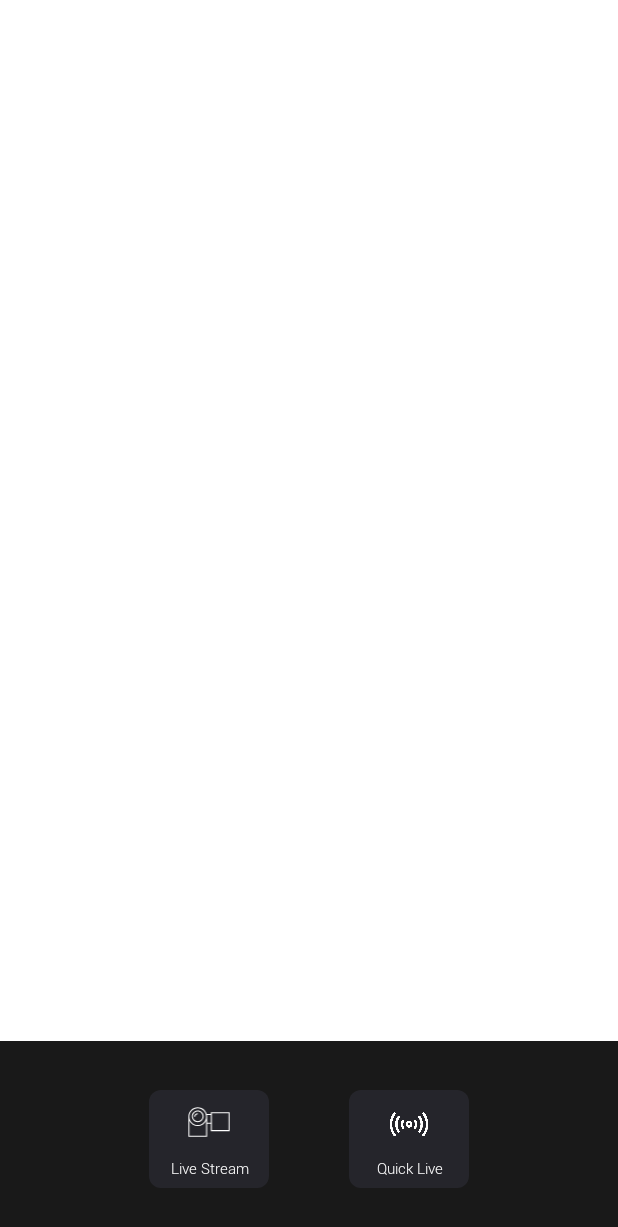
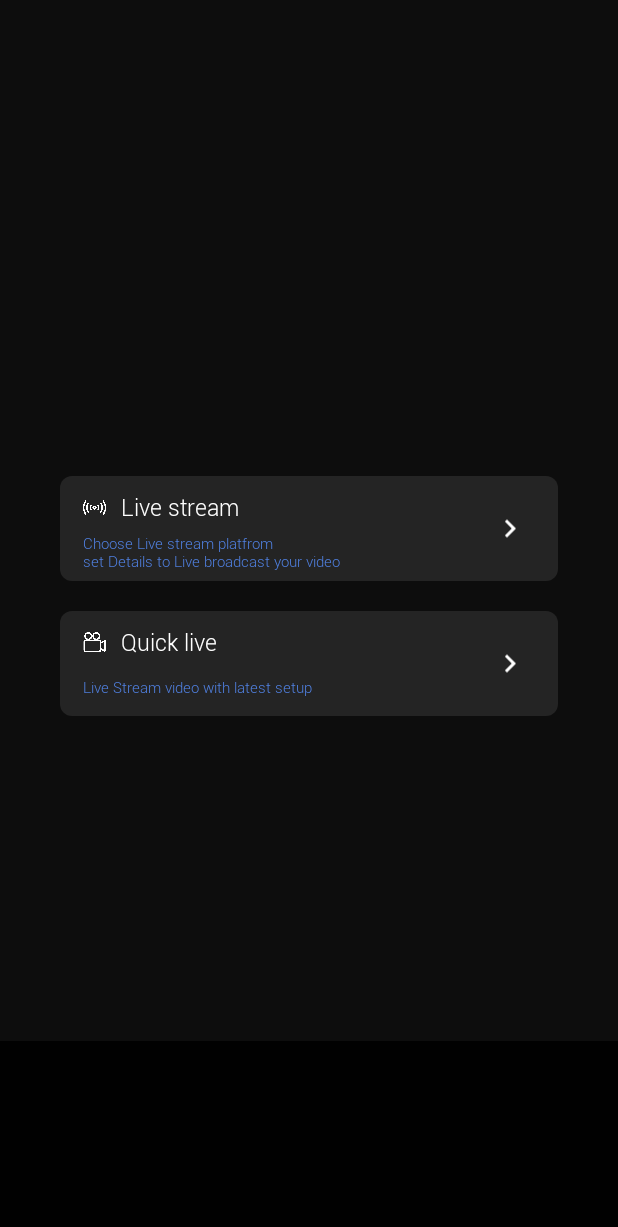
Before and after one commit to korangko/lenarv03, an Android app: the layout fragment_live.xml on its own in the app's theme, with its tools: preview values and no code run, on a phone screen of 412 x 824 dp. Shown: the top 1227 px of the screen. Run offline under Robolectric (Android 15) with nearby library versions, the phone set to English and light mode, and no system bars.

Commit message:
lenar 210707

```diff
--- a/app/src/main/java/com/example/lenarv03/utils/WifiConnect.java
+++ b/app/src/main/java/com/example/lenarv03/utils/WifiConnect.java
@@ -14,7 +14,7 @@
 
 public class WifiConnect {
 
-    public static Boolean LenarConnected = false;
+    public static Boolean LenarConnected = true;
     String LenarSSID = "KT_GiGA_5G_Wave2_6613";
 
 
--- /dev/null
+++ b/app/src/main/res/drawable/ic_next.xml
@@ -0,0 +1,5 @@
+<vector android:height="24dp" android:tint="#FFFFFF"
+    android:viewportHeight="24" android:viewportWidth="24"
+    android:width="24dp" xmlns:android="http://schemas.android.com/apk/res/android">
+    <path android:fillColor="@android:color/white" android:pathData="M10,6L8.59,7.41 13.17,12l-4.58,4.59L10,18l6,-6z"/>
+</vector>
--- a/app/src/main/res/drawable/shape_roundsquare.xml
+++ b/app/src/main/res/drawable/shape_roundsquare.xml
@@ -10,6 +10,6 @@
         />
 
     <solid
-        android:color="#1A9595CC"
+        android:color="#B32E2E2E"
         />
 </shape>
--- a/app/src/main/res/layout/activity_main.xml
+++ b/app/src/main/res/layout/activity_main.xml
@@ -32,6 +32,20 @@
         app:layout_constraintEnd_toEndOf="parent"
         app:layout_constraintStart_toStartOf="parent"
         app:layout_constraintTop_toBottomOf="parent" />
+
+    <TextView
+        android:layout_width="100dp"
+        android:layout_height="20dp"
+        android:background="@drawable/shape_roundsquare"
+        android:fontFamily="@font/robotolight"
+        android:gravity="center"
+        android:text="240P"
+        android:textColor="@color/white"
+        android:textSize="12dp"
+        android:layout_marginTop="10dp"
+        app:layout_constraintEnd_toEndOf="parent"
+        app:layout_constraintStart_toStartOf="parent"
+        app:layout_constraintTop_toBottomOf="@+id/linearLayout2" />
 
     <LinearLayout
         android:id="@+id/loading_layout"
@@ -144,20 +158,6 @@
             android:src="@drawable/ic_mic" />
     </LinearLayout>
 
-    <TextView
-        android:layout_width="100dp"
-        android:layout_height="20dp"
-        android:background="@drawable/shape_roundsquare"
-        android:fontFamily="@font/robotolight"
-        android:gravity="center"
-        android:text="240P"
-        android:textColor="@color/white"
-        android:textSize="12dp"
-        android:layout_marginTop="10dp"
-        app:layout_constraintEnd_toEndOf="parent"
-        app:layout_constraintStart_toStartOf="parent"
-        app:layout_constraintTop_toBottomOf="@+id/linearLayout2" />
-
     <androidx.constraintlayout.widget.ConstraintLayout
         android:visibility="gone"
         android:id="@+id/reconnect_layout"
--- a/app/src/main/res/layout/fragment_live.xml
+++ b/app/src/main/res/layout/fragment_live.xml
@@ -4,7 +4,7 @@
     xmlns:app="http://schemas.android.com/apk/res-auto"
     android:layout_width="match_parent"
     android:layout_height="match_parent"
-    android:background="#00FFFFFF">
+    android:background="#F2000000">
 
     <androidx.constraintlayout.widget.ConstraintLayout
         android:id="@+id/constraintLayout"
@@ -15,70 +15,114 @@
         app:layout_constraintEnd_toEndOf="parent"
         app:layout_constraintStart_toStartOf="parent">
 
-        <androidx.appcompat.widget.LinearLayoutCompat
-            android:layout_width="80dp"
-            android:layout_height="65dp"
-            app:layout_constraintBottom_toBottomOf="parent"
+    </androidx.constraintlayout.widget.ConstraintLayout>
+
+    <androidx.constraintlayout.widget.ConstraintLayout
+        android:id="@+id/livestream_btn"
+        android:layout_width="match_parent"
+        android:layout_height="70dp"
+        android:layout_marginHorizontal="40dp"
+        android:layout_marginTop="10dp"
+        android:background="@drawable/shape_roundsquare"
+        app:layout_constraintBottom_toTopOf="@+id/constraintLayout"
         app:layout_constraintEnd_toEndOf="parent"
         app:layout_constraintStart_toStartOf="parent"
-            app:layout_constraintHorizontal_bias="0.3"
-            android:background="@drawable/shape_roundsquare"
-            android:orientation="vertical"
-            android:weightSum="2"
-            app:layout_constraintTop_toTopOf="@+id/constraintLayout">
+        app:layout_constraintTop_toTopOf="parent">
 
         <ImageView
-                android:layout_gravity="center"
-                android:layout_weight="1"
-                android:layout_width="match_parent"
-                android:layout_height="40dp"
-                android:paddingTop="5dp"
-                android:paddingHorizontal="1dp"
-                android:src="@drawable/ic_camera"/>
+            android:id="@+id/imageView8"
+            android:layout_width="15dp"
+            android:layout_height="15dp"
+            android:layout_marginStart="15dp"
+            android:src="@drawable/ic_live"
+            app:layout_constraintBottom_toBottomOf="@+id/textView8"
+            app:layout_constraintStart_toStartOf="parent"
+            app:layout_constraintTop_toTopOf="@+id/textView8" />
 
         <TextView
-                android:layout_weight="1"
+            android:id="@+id/textView8"
+            android:layout_width="wrap_content"
             android:layout_height="wrap_content"
+            android:layout_marginTop="10dp"
+            android:fontFamily="@font/robotolight"
+            android:layout_marginStart="10dp"
+            android:text="Live stream"
+            android:textColor="@color/white"
+            android:textSize="15dp"
+            app:layout_constraintStart_toEndOf="@+id/imageView8"
+            app:layout_constraintTop_toTopOf="parent" />
+
+        <TextView
+            android:layout_width="wrap_content"
+            android:layout_height="wrap_content"
+            android:fontFamily="@font/robotolight"
+            android:text="Choose Live stream platfrom\nset Details to Live broadcast your video"
+            android:textColor="#5080E1"
+            android:textSize="10dp"
+            app:layout_constraintBottom_toBottomOf="parent"
+            app:layout_constraintStart_toStartOf="@+id/imageView8"
+            app:layout_constraintTop_toBottomOf="@+id/textView8" />
+
+        <ImageView
+            android:layout_width="wrap_content"
+            android:layout_height="match_parent"
+            android:layout_marginEnd="20dp"
+            android:src="@drawable/ic_next"
+            app:layout_constraintEnd_toEndOf="parent" />
+
+    </androidx.constraintlayout.widget.ConstraintLayout>
+
+    <androidx.constraintlayout.widget.ConstraintLayout
+        android:id="@+id/quicklive_btn"
         android:layout_width="match_parent"
-                android:fontFamily="@font/robotolight"
-                android:gravity="center|top"
-                android:text="Live Stream"
-                android:textColor="@color/white"
-                android:textSize="10dp" />
-
-        </androidx.appcompat.widget.LinearLayoutCompat>
-
-        <androidx.appcompat.widget.LinearLayoutCompat
-            android:layout_width="80dp"
-            android:layout_height="65dp"
-            app:layout_constraintBottom_toBottomOf="parent"
+        android:layout_height="70dp"
+        android:layout_marginHorizontal="40dp"
+        android:background="@drawable/shape_roundsquare"
+        android:layout_marginTop="20dp"
         app:layout_constraintEnd_toEndOf="parent"
         app:layout_constraintStart_toStartOf="parent"
-            app:layout_constraintHorizontal_bias="0.7"
-            android:background="@drawable/shape_roundsquare"
-            android:orientation="vertical"
-            android:weightSum="2"
-            app:layout_constraintTop_toTopOf="@+id/constraintLayout">
+        app:layout_constraintTop_toBottomOf="@+id/livestream_btn">
 
         <ImageView
-                android:layout_gravity="center"
-                android:layout_weight="1"
-                android:layout_width="match_parent"
-                android:layout_height="40dp"
-                android:padding="10dp"
-                android:src="@drawable/ic_live"/>
+            android:id="@+id/imageView9"
+            android:layout_width="15dp"
+            android:layout_height="15dp"
+            android:layout_marginStart="15dp"
+            android:src="@drawable/ic_video"
+            app:layout_constraintBottom_toBottomOf="@+id/textView9"
+            app:layout_constraintStart_toStartOf="parent"
+            app:layout_constraintTop_toTopOf="@+id/textView9" />
 
         <TextView
-                android:layout_weight="1"
+            android:id="@+id/textView9"
+            android:layout_width="wrap_content"
             android:layout_height="wrap_content"
-                android:layout_width="match_parent"
+            android:layout_marginTop="10dp"
             android:fontFamily="@font/robotolight"
-                android:gravity="center|top"
-                android:text="Quick Live"
+            android:text="Quick live"
             android:textColor="@color/white"
-                android:textSize="10dp" />
+            android:textSize="15dp"
+            android:layout_marginStart="10dp"
+            app:layout_constraintStart_toEndOf="@+id/imageView9"
+            app:layout_constraintTop_toTopOf="parent" />
 
-        </androidx.appcompat.widget.LinearLayoutCompat>
+        <TextView
+            android:layout_width="wrap_content"
+            android:layout_height="wrap_content"
+            android:fontFamily="@font/robotolight"
+            android:text="Live Stream video with latest setup"
+            android:textColor="#5080E1"
+            android:textSize="10dp"
+            app:layout_constraintBottom_toBottomOf="parent"
+            app:layout_constraintStart_toStartOf="@+id/imageView9"
+            app:layout_constraintTop_toBottomOf="@+id/textView9" />
+
+        <ImageView
+            android:layout_width="wrap_content"
+            android:layout_height="match_parent"
+            android:layout_marginEnd="20dp"
+            android:src="@drawable/ic_next"
+            app:layout_constraintEnd_toEndOf="parent" />
 
     </androidx.constraintlayout.widget.ConstraintLayout>
 
--- a/app/src/main/res/values/themes.xml
+++ b/app/src/main/res/values/themes.xml
@@ -24,6 +24,6 @@
     <style name="numberPickerCustomSize">
         <item name="android:textSize">10dp</item>
         <item name="android:editTextColor">@color/white</item>
-        <item name="android:fontFamily">@font/robotolight</item>
+        <item name="android:fontFamily">@font/robotobold</item>
     </style>
 </resources>
```
Lines whose indentation alone changed are shown as unchanged.
